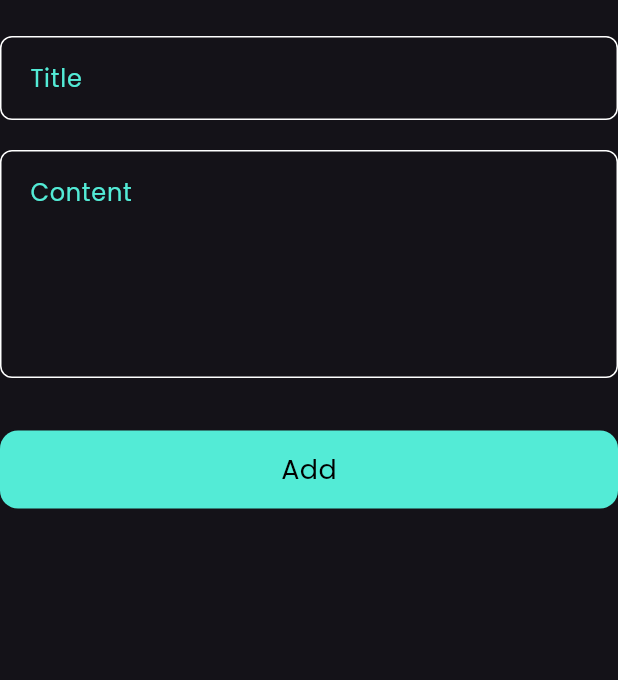
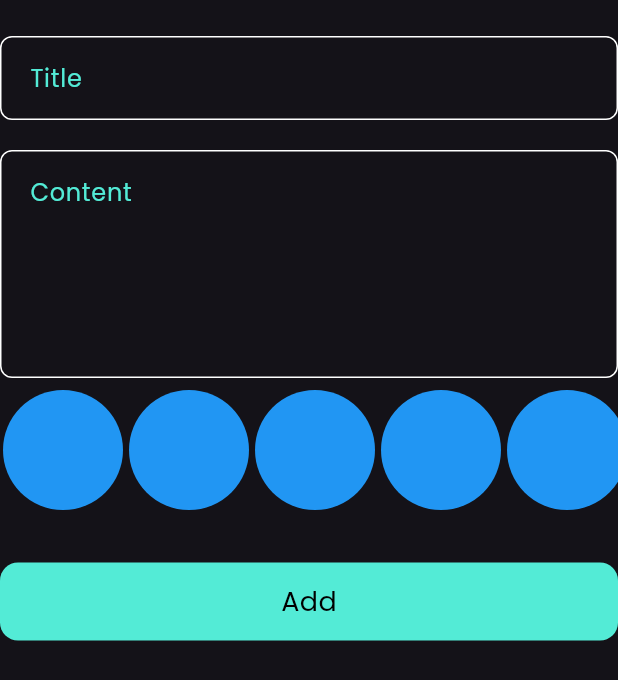
Before and after one commit to MiladnserSB/notes_App, a Flutter app: the AddNoteForm widget shown alone on an empty page, opened directly, on a phone screen of 412 x 824 dp. Shown: the top 680 px of the screen. Run offline on Flutter 3.47's test engine with Material 3 defaults, Android fonts, the phone set to English and light mode, and no system bars; our stand-ins replace bloc, flutter_bloc, hive, hive_flutter; accounts and stored records are empty.

Commit message:
create color list view part 1

```diff
--- a/lib/main.dart
+++ b/lib/main.dart
@@ -2,7 +2,6 @@ import 'package:flutter/material.dart';
 import 'package:flutter_bloc/flutter_bloc.dart';
 import 'package:hive_flutter/hive_flutter.dart';
 import 'package:learning_project_notes_app/constants.dart';
-import 'package:learning_project_notes_app/cubits/cubit/add_note_cubit.dart';
 import 'package:learning_project_notes_app/cubits/cubit/notes_cubit.dart';
 import 'package:learning_project_notes_app/models/note_model.dart';
 import 'package:learning_project_notes_app/simple_bloc_observer.dart';
--- a/lib/widgets/add_note_bottom_sheet.dart
+++ b/lib/widgets/add_note_bottom_sheet.dart
@@ -1,12 +1,9 @@
 import 'package:flutter/material.dart';
 import 'package:flutter_bloc/flutter_bloc.dart';
-import 'package:learning_project_notes_app/constants.dart';
 import 'package:learning_project_notes_app/cubits/cubit/add_note_cubit.dart';
 import 'package:learning_project_notes_app/cubits/cubit/notes_cubit.dart';
 import 'package:learning_project_notes_app/widgets/add_note_form.dart';
-import 'package:learning_project_notes_app/widgets/custom_button.dart';
-import 'package:learning_project_notes_app/widgets/custom_text_field.dart';
-import 'package:modal_progress_hud_nsn/modal_progress_hud_nsn.dart';
+
 
 class AddNoteBottomSheet extends StatelessWidget {
   const AddNoteBottomSheet({super.key});
--- a/lib/widgets/add_note_form.dart
+++ b/lib/widgets/add_note_form.dart
@@ -3,6 +3,7 @@ import 'package:flutter_bloc/flutter_bloc.dart';
 import 'package:intl/intl.dart';
 import 'package:learning_project_notes_app/cubits/cubit/add_note_cubit.dart';
 import 'package:learning_project_notes_app/models/note_model.dart';
+import 'package:learning_project_notes_app/widgets/color_list_view.dart';
 import 'package:learning_project_notes_app/widgets/custom_button.dart';
 import 'package:learning_project_notes_app/widgets/custom_text_field.dart';
 
@@ -47,6 +48,7 @@ class _AddNoteFormState extends State<AddNoteForm> {
             hint: 'Content',
             maxLines: 5,
           ),
+          ColorListView(),
           const SizedBox(
             height: 35,
           ),
--- /dev/null
+++ b/lib/widgets/color_item.dart
@@ -0,0 +1,13 @@
+import 'package:flutter/material.dart';
+
+class ColorItem extends StatelessWidget {
+  const ColorItem({super.key});
+
+  @override
+  Widget build(BuildContext context) {
+    return CircleAvatar(
+      backgroundColor: Colors.blue,
+      radius: 40,
+    );
+  }
+}
--- /dev/null
+++ b/lib/widgets/color_list_view.dart
@@ -0,0 +1,25 @@
+import 'package:flutter/material.dart';
+import 'package:learning_project_notes_app/widgets/color_item.dart';
+
+class ColorListView extends StatelessWidget {
+  const ColorListView({super.key});
+
+  @override
+  Widget build(BuildContext context) {
+    return Padding(
+      padding: const EdgeInsets.only(top: 8.0),
+      child: SizedBox(
+        height: 80,
+        child: ListView.builder(
+          itemCount: 10,
+          scrollDirection: Axis.horizontal,
+          itemBuilder: (context,index){
+          return const Padding(
+            padding:  EdgeInsets.symmetric(horizontal:  2.0),
+            child:  ColorItem(),
+          );
+        }),
+      ),
+    );
+  }
+}
```
